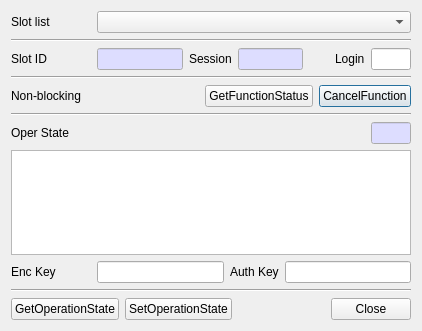
Before: the Qt Designer form CryptokiMan/oper_state_dlg.ui in jykim74/CryptokiMan, drawn with Qt 5.
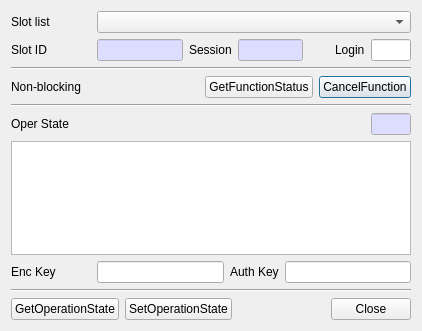
After: the same form once the commit is applied.

```diff
--- a/CryptokiMan/oper_state_dlg.ui
+++ b/CryptokiMan/oper_state_dlg.ui
@@ -41,13 +41,6 @@
      </item>
     </layout>
    </item>
-   <item>
-    <widget class="Line" name="line_2">
-     <property name="orientation">
-      <enum>Qt::Horizontal</enum>
-     </property>
-    </widget>
-   </item>
    <item>
     <layout class="QGridLayout" name="gridLayout">
      <item row="0" column="5">
```
